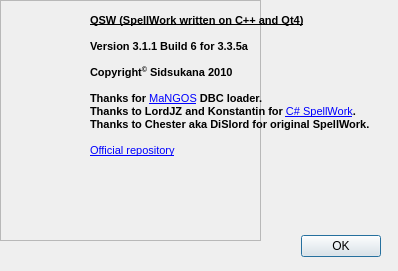
Above: QSW/AboutFormUI.ui from sidsukana/QSpellWork before the change. Below: the same form after it.
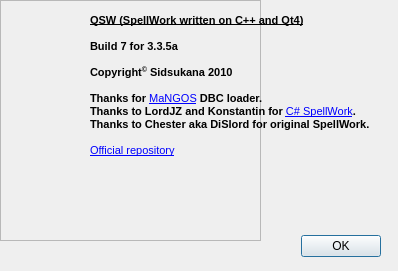
That is the form after the change. Icons and pictures are not drawn.

Patch:
```diff
--- a/QSW/AboutFormUI.ui
+++ b/QSW/AboutFormUI.ui
@@ -83,7 +83,7 @@
 &lt;/style&gt;&lt;/head&gt;&lt;body style=&quot; font-family:'MS Shell Dlg 2'; font-size:8.25pt; font-weight:400; font-style:normal;&quot;&gt;
 &lt;p style=&quot; margin-top:0px; margin-bottom:0px; margin-left:0px; margin-right:0px; -qt-block-indent:0; text-indent:0px;&quot;&gt;&lt;span style=&quot; font-size:8pt; font-weight:600; text-decoration: underline;&quot;&gt;QSW (SpellWork written on C++ and Qt4)&lt;/span&gt;&lt;span style=&quot; font-size:8pt;&quot;&gt; &lt;/span&gt;&lt;/p&gt;
 &lt;p style=&quot;-qt-paragraph-type:empty; margin-top:0px; margin-bottom:0px; margin-left:0px; margin-right:0px; -qt-block-indent:0; text-indent:0px; font-size:8pt; font-weight:600;&quot;&gt;&lt;/p&gt;
-&lt;p style=&quot; margin-top:0px; margin-bottom:0px; margin-left:0px; margin-right:0px; -qt-block-indent:0; text-indent:0px;&quot;&gt;&lt;span style=&quot; font-size:8pt; font-weight:600;&quot;&gt;Version 3.1.1 Build 6 for 3.3.5a&lt;/span&gt;&lt;/p&gt;
+&lt;p style=&quot; margin-top:0px; margin-bottom:0px; margin-left:0px; margin-right:0px; -qt-block-indent:0; text-indent:0px;&quot;&gt;&lt;span style=&quot; font-size:8pt; font-weight:600;&quot;&gt;Build 7 for 3.3.5a&lt;/span&gt;&lt;/p&gt;
 &lt;p style=&quot;-qt-paragraph-type:empty; margin-top:0px; margin-bottom:0px; margin-left:0px; margin-right:0px; -qt-block-indent:0; text-indent:0px; font-size:8pt; font-weight:600;&quot;&gt;&lt;/p&gt;
 &lt;p style=&quot; margin-top:0px; margin-bottom:0px; margin-left:0px; margin-right:0px; -qt-block-indent:0; text-indent:0px;&quot;&gt;&lt;span style=&quot; font-size:8pt; font-weight:600;&quot;&gt;Copyright&lt;/span&gt;&lt;span style=&quot; font-size:8pt; font-weight:600; vertical-align:super;&quot;&gt;©&lt;/span&gt;&lt;span style=&quot; font-size:8pt; font-weight:600;&quot;&gt; Sidsukana 2010&lt;/span&gt;&lt;/p&gt;
 &lt;p style=&quot;-qt-paragraph-type:empty; margin-top:0px; margin-bottom:0px; margin-left:0px; margin-right:0px; -qt-block-indent:0; text-indent:0px; font-size:8pt; font-weight:600;&quot;&gt;&lt;/p&gt;
```
